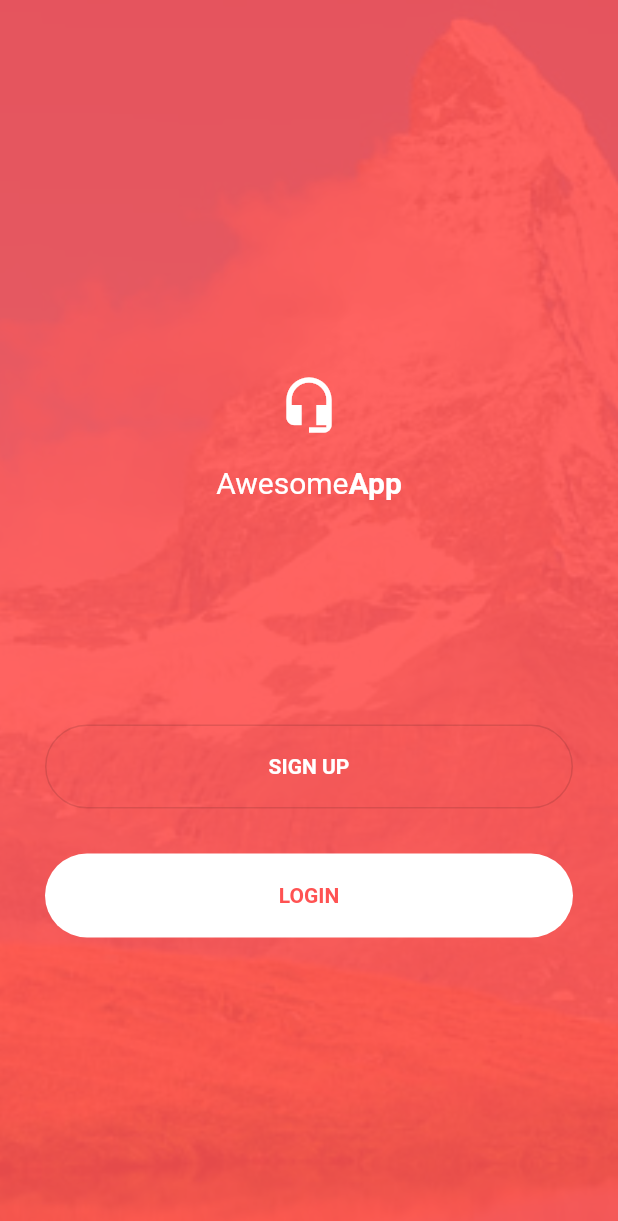
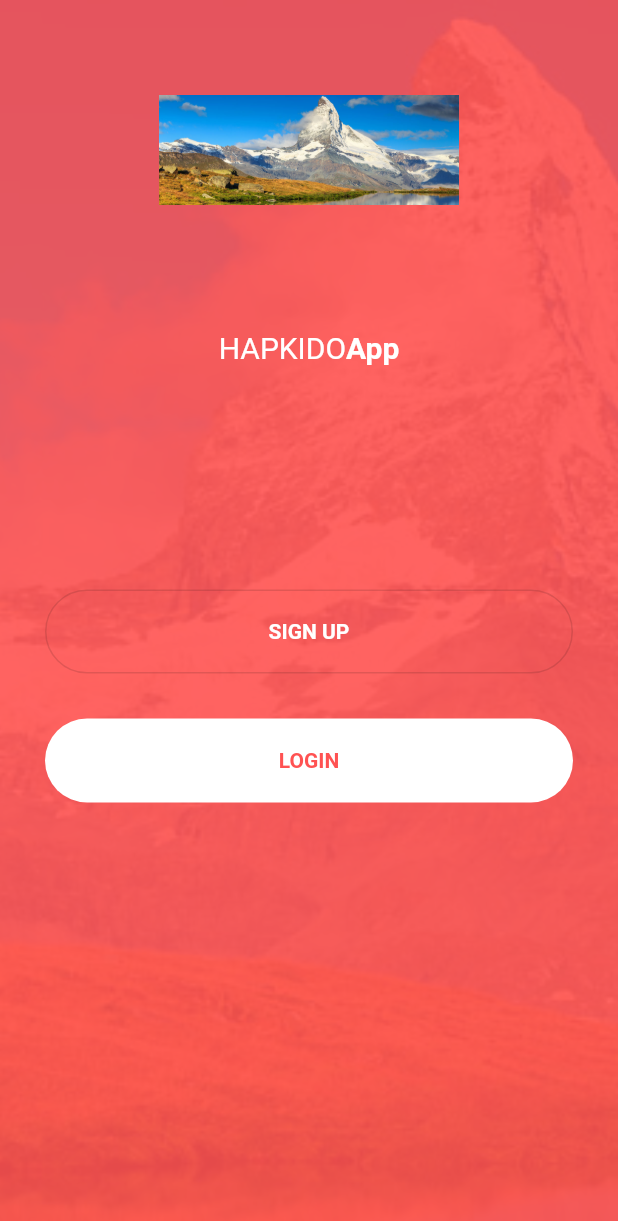
Before and after one commit to hkd-microservices/HapkidoApp, a Flutter app: the screen it shows after launch, on a phone screen of 412 x 824 dp. Shown: the top 1221 px of the screen. Run offline on Flutter 3.47's test engine with Material 2 defaults, Android fonts, the light colour scheme and no system bars.

Commit message:
commit inicial

```diff
--- a/lib/authpage.dart
+++ b/lib/authpage.dart
@@ -17,23 +17,21 @@ class Authpage extends StatelessWidget {
       ),
       child: new Column(
         children: <Widget>[
-          Container(
-            padding: EdgeInsets.only(top: 250.0),
-            child: Center(
-              child: Icon(
-                Icons.headset_mic,
-                color: Colors.white,
-                size: 40.0,
-              ),
-            ),
-          ),
+        new Image(
+        image: new ExactAssetImage("assets/images/mountains.jpg"),
+        width: 200,
+        height: 200,
+        color: null,
+        fit: BoxFit.scaleDown,
+        alignment: Alignment.center,
+),
           Container(
             padding: EdgeInsets.only(top: 20.0),
             child: new Row(
               mainAxisAlignment: MainAxisAlignment.center,
               children: <Widget>[
                 Text(
-                  "Awesome",
+                  "HAPKIDO",
                   style: TextStyle(
                     color: Colors.white,
                     fontSize: 20.0,
@@ -53,6 +51,7 @@ class Authpage extends StatelessWidget {
             width: MediaQuery.of(context).size.width,
             margin: const EdgeInsets.only(left: 30.0, right: 30.0, top: 150.0),
             alignment: Alignment.center,
+
             child: new Row(
               children: <Widget>[
                 new Expanded(
--- a/lib/dashboard.dart
+++ b/lib/dashboard.dart
@@ -3,7 +3,7 @@ import 'package:flutter/material.dart';
 class Dashboard extends StatefulWidget {
   static const TextStyle optionStyle =
       TextStyle(fontSize: 30, fontWeight: FontWeight.bold);
-  static const List<Widget> _widgetOptions = <Widget>[
+  static const _widgetOptions = <Widget>[
     Text(
       'Index 0: Home',
       style: optionStyle,
--- a/pubspec.yaml
+++ b/pubspec.yaml
@@ -39,11 +39,9 @@ flutter:
   # included with your application, so that you can use the icons in
   # the material Icons class.
   uses-material-design: true
-
-  # To add assets to your application, add an assets section, like this:
   assets:
-  - assets/images/mountains.jpg
-  - assets/images/fundo_app.png
+    - assets/images/mountains.jpg
+    - assets/images/fundo_app.png
 
   # An image asset can refer to one or more resolution-specific "variants", see
   # https://flutter.dev/assets-and-images/#resolution-aware.
```
